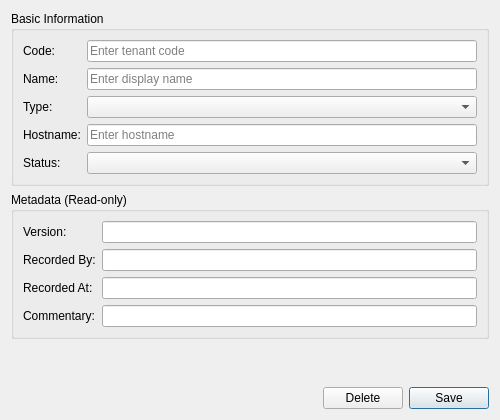
Before: the Qt Designer form projects/ores.qt/ui/TenantDetailDialog.ui in OreStudio/OreStudio, drawn with Qt 5.
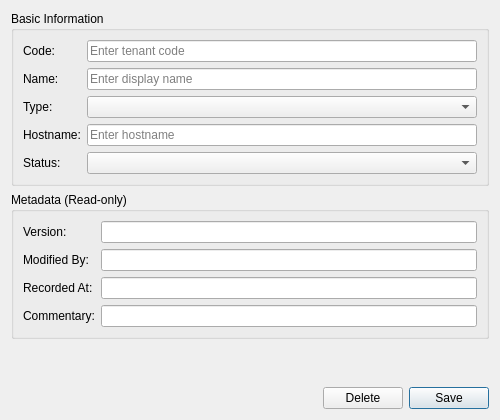
After: the same form once the commit is applied.

Commit message: [protocol] Fix audit trail metadata: rename recorded_by, remove from wire format

What changed in the file:
```diff
--- a/projects/ores.qt/ui/TenantDetailDialog.ui
+++ b/projects/ores.qt/ui/TenantDetailDialog.ui
@@ -120,7 +120,7 @@
       <item row="1" column="0">
        <widget class="QLabel" name="labelRecordedBy">
         <property name="text">
-         <string>Recorded By:</string>
+         <string>Modified By:</string>
         </property>
        </widget>
       </item>
```
Left out of the diff: 4 changed lines with no effect on the pictures. The commit also changes 473 other files.
